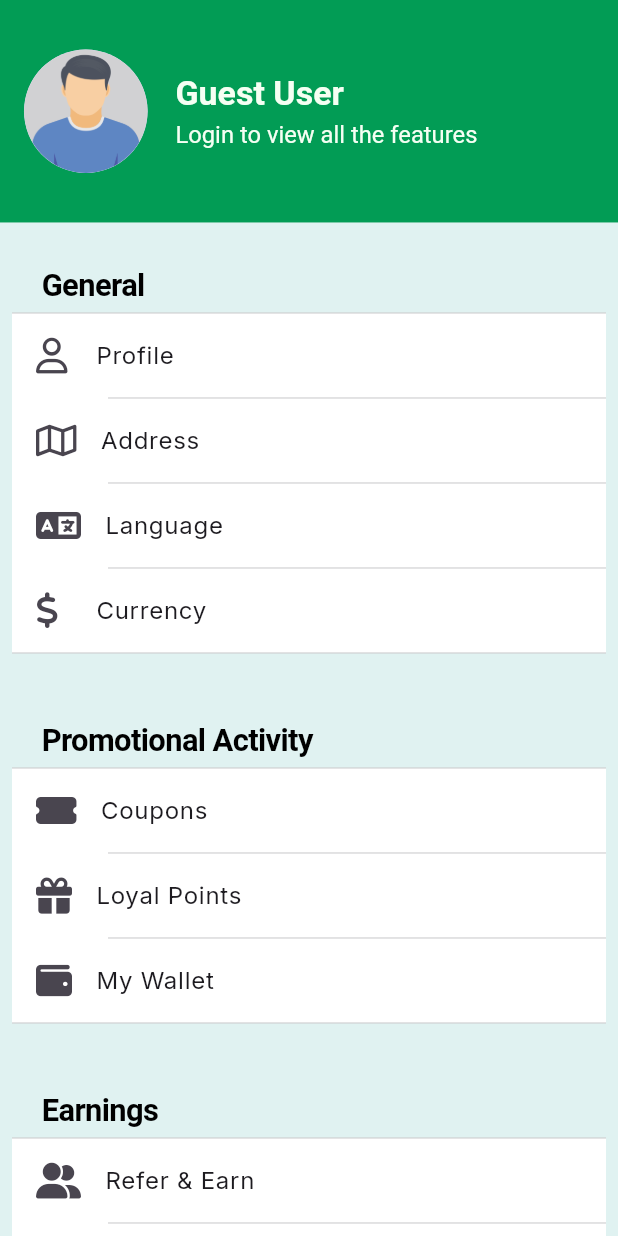
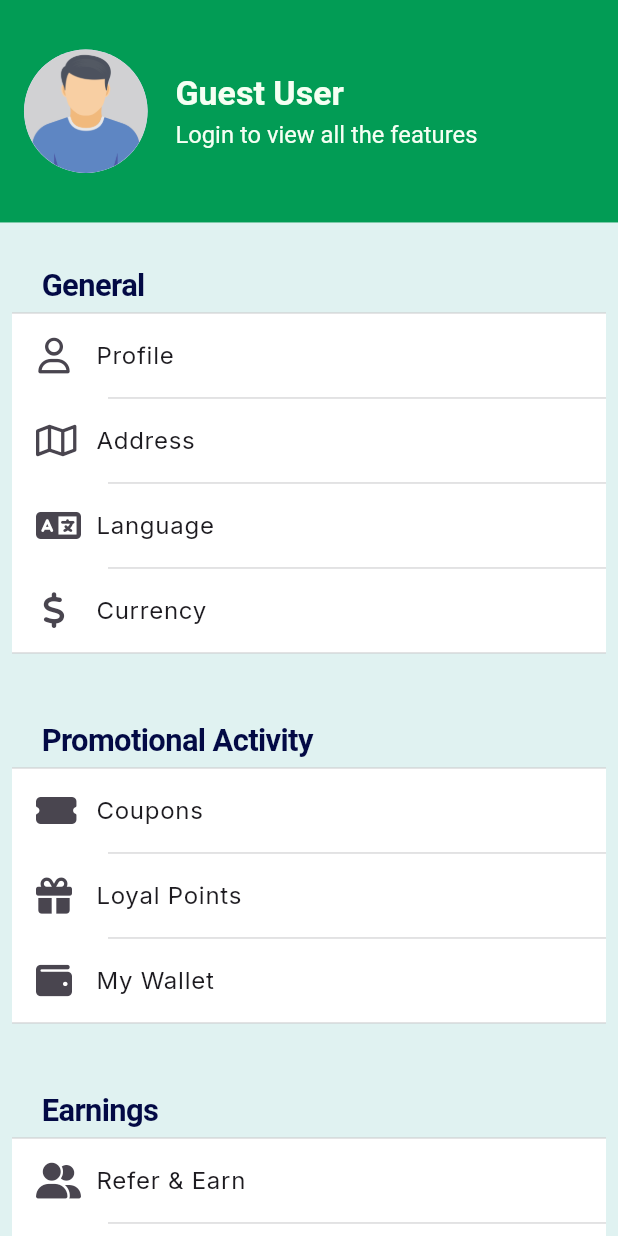
Before and after one commit to Sadman-123/6Bites, a Flutter app: the MenuApp screen opened directly, on a phone screen of 412 x 824 dp. Run offline on Flutter 3.47's test engine with Material 3 defaults, Android fonts, the light colour scheme and no system bars; our stand-ins replace carousel_slider, flutter_rating_bar, font_awesome_flutter, get, loading_animation_widget, persistent_bottom_nav_bar; network calls fail.

Commit message:
some changes on menu page

```diff
--- a/lib/presentation_layer/styles/app_colors.dart
+++ b/lib/presentation_layer/styles/app_colors.dart
@@ -2,4 +2,5 @@ import 'package:flutter/material.dart';
 class AppColors {
   static const Color primaryColor = Color(0xFF029c55);
   static const Color secondaryColor = Color(0xFF030a45);
+  static const Color CategoryBackground = Color(0xFFE0F2F1);
 }
--- a/lib/presentation_layer/ui/screens/app_pages/menu_app.dart
+++ b/lib/presentation_layer/ui/screens/app_pages/menu_app.dart
@@ -1,6 +1,7 @@
 import 'package:flutter/cupertino.dart';
 import 'package:flutter/material.dart';
 import 'package:font_awesome_flutter/font_awesome_flutter.dart';
+import 'package:sixbites/presentation_layer/styles/app_colors.dart';
 class MenuApp extends StatelessWidget{
   @override
   Widget build(BuildContext context) {
@@ -9,7 +10,7 @@ class MenuApp extends StatelessWidget{
     return Scaffold(
       appBar: AppBar(
         toolbarHeight: mdh*0.18,
-        backgroundColor: Color(0xFF029c55),
+        backgroundColor: AppColors.primaryColor,
         title: Row(
           mainAxisAlignment: MainAxisAlignment.start,
           children: [
@@ -39,102 +40,51 @@ class MenuApp extends StatelessWidget{
               Padding(
                 padding: const EdgeInsets.all(8.0),
                 child: CupertinoListSection(
-                  backgroundColor: Color(0xFFE0F2F1),
-                  header: Text('General',style: TextStyle(fontSize: mdw*0.05,fontWeight: FontWeight.bold,color: Colors.black),),
+                  backgroundColor: AppColors.CategoryBackground,
+                  header: Text('General',style: CategoryTitle(mdw),),
                   children: [
-                   ListTile(
-                     title: Text('Profile'),
-                     leading: FaIcon(FontAwesomeIcons.user),
-                   ),
-                    ListTile(
-                      title: Text('Address'),
-                      leading: FaIcon(FontAwesomeIcons.map),
-                    ),
-                    ListTile(
-                      title: Text('Language'),
-                      leading: FaIcon(FontAwesomeIcons.language),
-                    ),
-                    ListTile(
-                      title: Text('Currency'),
-                      leading: FaIcon(FontAwesomeIcons.dollarSign),
-                    ),
-
+                    _ListItem('Profile', FontAwesomeIcons.user),
+                    _ListItem('Address', FontAwesomeIcons.map),
+                    _ListItem('Language', FontAwesomeIcons.language),
+                    _ListItem('Currency', FontAwesomeIcons.dollarSign),
                   ],
                 ),
               ),
               Padding(
                 padding: const EdgeInsets.all(8.0),
                 child: CupertinoListSection(
-                  backgroundColor: Color(0xFFE0F2F1),
-                  header: Text('Promotional Activity',style: TextStyle(fontSize: mdw*0.05,fontWeight: FontWeight.bold,color: Colors.black),),
+                  backgroundColor: AppColors.CategoryBackground,
+                  header: Text('Promotional Activity',style: CategoryTitle(mdw),),
                   children: [
-                    ListTile(
-                      title: Text('Coupons'),
-                      leading: FaIcon(FontAwesomeIcons.ticketAlt),
-                    ),
-                    ListTile(
-                      title: Text('Loyal Points'),
-                      leading: FaIcon(FontAwesomeIcons.gift),
-                    ),
-                    ListTile(
-                      title: Text('My Wallet'),
-                      leading: FaIcon(FontAwesomeIcons.wallet),
-                    ),
+                    _ListItem('Coupons', FontAwesomeIcons.ticketAlt),
+                    _ListItem('Loyal Points', FontAwesomeIcons.gift),
+                    _ListItem('My Wallet', FontAwesomeIcons.wallet),
                   ],
                 ),
               ),
               Padding(
                 padding: const EdgeInsets.all(8.0),
                 child: CupertinoListSection(
-                  backgroundColor: Color(0xFFE0F2F1),
-                  header: Text('Earnings',style: TextStyle(fontSize: mdw*0.05,fontWeight: FontWeight.bold,color: Colors.black),),
+                  backgroundColor: AppColors.CategoryBackground,
+                  header: Text('Earnings',style: CategoryTitle(mdw),),
                   children: [
-                    ListTile(
-                      title: Text('Refer & Earn'),
-                      leading: FaIcon(FontAwesomeIcons.userFriends),
-                    ),
-                    ListTile(
-                      title: Text('Join as a Delivery Man'),
-                      leading: FaIcon(FontAwesomeIcons.userTie),
-                    ),
-                    ListTile(
-                      title: Text('Open Restaurant'),
-                      leading: FaIcon(FontAwesomeIcons.utensils),
-                    ),
+                    _ListItem('Refer & Earn', FontAwesomeIcons.userFriends),
+                    _ListItem('Join as a Delivery Man', FontAwesomeIcons.userTie),
+                    _ListItem('Open Restaurant', FontAwesomeIcons.utensils),
                   ],
                 ),
               ),
               Padding(
                 padding: const EdgeInsets.all(8.0),
                 child: CupertinoListSection(
-                  backgroundColor: Color(0xFFE0F2F1),
-                  header: Text('Help & Support',style: TextStyle(fontSize: mdw*0.05,fontWeight: FontWeight.bold,color: Colors.black),),
+                  backgroundColor: AppColors.CategoryBackground,
+                  header: Text('Help & Support',style: CategoryTitle(mdw),),
                   children: [
-                    ListTile(
-                      title: Text("Live Chat"),
-                      leading: FaIcon(FontAwesomeIcons.commentDots),
-                    ),
-                    ListTile(
-                      title: Text("Help & Support"),
-                      leading: FaIcon(FontAwesomeIcons.questionCircle),
-                    ),
-                    ListTile(
-                      title: Text("Privacy Policy"),
-                      leading: FaIcon(FontAwesomeIcons.userShield),
-                    ),
-                    ListTile(
-                      title: Text("Refund Policy"),
-                      leading: FaIcon(FontAwesomeIcons.handHoldingUsd),
-                    ),
-                    ListTile(
-                      title: Text("Cancellation Policy"),
-                      leading: FaIcon(FontAwesomeIcons.ban),
-                    ),
-                    ListTile(
-                      title: Text("Shipping Policy"),
-                      leading: FaIcon(FontAwesomeIcons.shippingFast),
-                    ),
-
+                    _ListItem('Live Chat', FontAwesomeIcons.commentDots),
+                    _ListItem('Help & Support', FontAwesomeIcons.questionCircle),
+                    _ListItem('Privacy Policy', FontAwesomeIcons.userShield),
+                    _ListItem('Refund Policy', FontAwesomeIcons.handHoldingUsd),
+                    _ListItem('Cancellation Policy', FontAwesomeIcons.ban),
                   ],
                 ),
               ),
@@ -144,4 +94,14 @@ class MenuApp extends StatelessWidget{
       ),
     );
   }
+  ListTile _ListItem(String title, IconData icon) {
+    return ListTile(
+      title: Text(title),
+      leading: Icon(icon),
+    );
+  }
+  TextStyle CategoryTitle(double mdw)
+  {
+    return TextStyle(fontSize: mdw*0.05,fontWeight: FontWeight.bold,color: AppColors.secondaryColor);
+  }
 }
```
